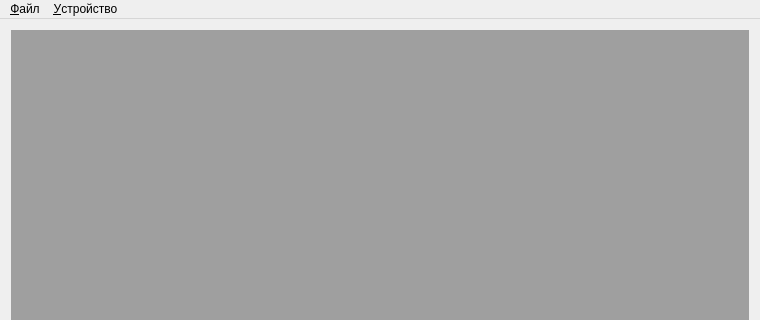
This is mainview.ui in usazankov/AnalyzerBoardInformation as Qt 5 draws it before an edit; both pictures show x 0 to 760 and y 0 to 320 of the 760 by 499 pixel window. The edited form follows.
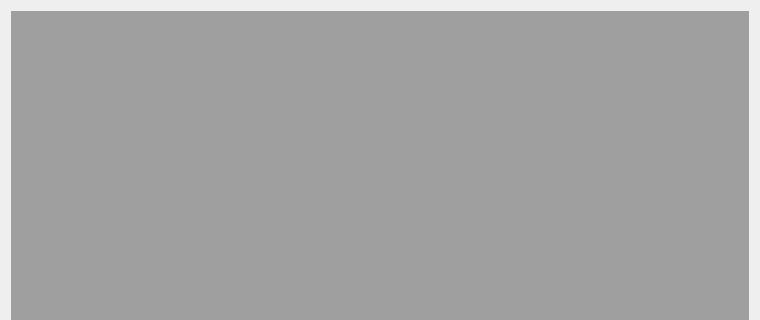
This is the edited form. Icons and pictures are not drawn.

Diff of the .ui file:
```diff
--- a/mainview.ui
+++ b/mainview.ui
@@ -27,34 +27,6 @@
     </item>
    </layout>
   </widget>
-  <widget class="QMenuBar" name="menuBar">
-   <property name="geometry">
-    <rect>
-     <x>0</x>
-     <y>0</y>
-     <width>760</width>
-     <height>19</height>
-    </rect>
-   </property>
-   <widget class="QMenu" name="menu">
-    <property name="title">
-     <string>&amp;Файл</string>
-    </property>
-    <addaction name="action_open"/>
-    <addaction name="action_save"/>
-    <addaction name="separator"/>
-    <addaction name="action_exit"/>
-   </widget>
-   <widget class="QMenu" name="menu_2">
-    <property name="title">
-     <string>&amp;Устройство</string>
-    </property>
-    <addaction name="action_add_device"/>
-    <addaction name="action_del_device"/>
-   </widget>
-   <addaction name="menu"/>
-   <addaction name="menu_2"/>
-  </widget>
   <widget class="QStatusBar" name="statusBar"/>
   <action name="action_open">
    <property name="icon">
```
Left out of the diff: 47 changed lines with no effect on the pictures.
